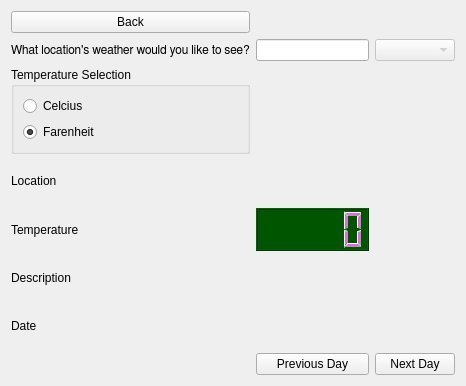
Old version of the form weatherwindow.ui in the repository steven938/Raspi-Widget.
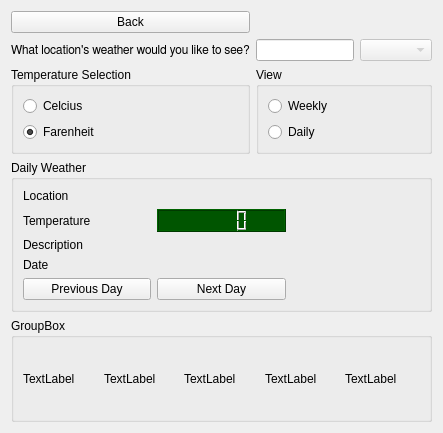
New version of the form.

```diff
--- a/weatherwindow.ui
+++ b/weatherwindow.ui
@@ -6,38 +6,14 @@
    <rect>
     <x>0</x>
     <y>0</y>
-    <width>466</width>
-    <height>386</height>
+    <width>443</width>
+    <height>433</height>
    </rect>
   </property>
   <property name="windowTitle">
    <string>Habari | Weather</string>
   </property>
   <layout class="QGridLayout" name="gridLayout_2">
-   <item row="6" column="0">
-    <widget class="QLabel" name="label_4">
-     <property name="text">
-      <string>Description</string>
-     </property>
-    </widget>
-   </item>
-   <item row="0" column="0">
-    <widget class="QPushButton" name="BackButton">
-     <property name="text">
-      <string>Back</string>
-     </property>
-    </widget>
-   </item>
-   <item row="8" column="1">
-    <widget class="QPushButton" name="prevButton">
-     <property name="text">
-      <string>Previous Day</string>
-     </property>
-     <property name="checkable">
-      <bool>false</bool>
-     </property>
-    </widget>
-   </item>
    <item row="1" column="0">
     <widget class="QLabel" name="label">
      <property name="font">
@@ -50,13 +26,6 @@
      </property>
     </widget>
    </item>
-   <item row="5" column="0">
-    <widget class="QLabel" name="label_3">
-     <property name="text">
-      <string>Temperature</string>
-     </property>
-    </widget>
-   </item>
    <item row="1" column="1">
     <widget class="QLineEdit" name="searchBar">
      <property name="font">
@@ -66,6 +35,43 @@
      </property>
     </widget>
    </item>
+   <item row="1" column="2">
+    <widget class="QComboBox" name="citiesBox">
+     <property name="enabled">
+      <bool>false</bool>
+     </property>
+    </widget>
+   </item>
+   <item row="0" column="0">
+    <widget class="QPushButton" name="BackButton">
+     <property name="text">
+      <string>Back</string>
+     </property>
+    </widget>
+   </item>
+   <item row="2" column="1" colspan="2">
+    <widget class="QGroupBox" name="groupBox_2">
+     <property name="title">
+      <string>View</string>
+     </property>
+     <layout class="QGridLayout" name="gridLayout_3">
+      <item row="0" column="0">
+       <widget class="QRadioButton" name="weekButton">
+        <property name="text">
+         <string>Weekly</string>
+        </property>
+       </widget>
+      </item>
+      <item row="1" column="0">
+       <widget class="QRadioButton" name="dailyButton">
+        <property name="text">
+         <string>Daily</string>
+        </property>
+       </widget>
+      </item>
+     </layout>
+    </widget>
+   </item>
    <item row="2" column="0">
     <widget class="QGroupBox" name="groupBox">
      <property name="title">
@@ -95,69 +101,139 @@
      </layout>
     </widget>
    </item>
-   <item row="8" column="2">
-    <widget class="QPushButton" name="nextButton">
-     <property name="text">
-      <string>Next Day</string>
+   <item row="3" column="0" colspan="3">
+    <widget class="QGroupBox" name="weatherByDay">
+     <property name="title">
+      <string>Daily Weather</string>
      </property>
-    </widget>
-   </item>
-   <item row="4" column="0">
-    <widget class="QLabel" name="label_2">
-     <property name="text">
-      <string>Location</string>
-     </property>
-    </widget>
-   </item>
-   <item row="7" column="0">
-    <widget class="QLabel" name="label_5">
-     <property name="text">
-      <string>Date</string>
-     </property>
-    </widget>
-   </item>
-   <item row="5" column="1">
-    <widget class="QLCDNumber" name="temp">
-     <property name="enabled">
-      <bool>true</bool>
-     </property>
-     <property name="acceptDrops">
-      <bool>false</bool>
-     </property>
-     <property name="styleSheet">
-      <string notr="true">QLCDNumber{
+     <layout class="QGridLayout" name="gridLayout_4">
+      <item row="4" column="0">
+       <widget class="QLabel" name="label_5">
+        <property name="text">
+         <string>Date</string>
+        </property>
+       </widget>
+      </item>
+      <item row="4" column="2">
+       <widget class="QLabel" name="dateLabel">
+        <property name="text">
+         <string/>
+        </property>
+       </widget>
+      </item>
+      <item row="2" column="0">
+       <widget class="QLabel" name="label_3">
+        <property name="text">
+         <string>Temperature</string>
+        </property>
+       </widget>
+      </item>
+      <item row="3" column="2">
+       <widget class="QLabel" name="descLabel">
+        <property name="text">
+         <string/>
+        </property>
+       </widget>
+      </item>
+      <item row="0" column="0">
+       <widget class="QLabel" name="label_2">
+        <property name="text">
+         <string>Location</string>
+        </property>
+       </widget>
+      </item>
+      <item row="3" column="0">
+       <widget class="QLabel" name="label_4">
+        <property name="text">
+         <string>Description</string>
+        </property>
+       </widget>
+      </item>
+      <item row="0" column="1" colspan="2">
+       <widget class="QLabel" name="locationLabel">
+        <property name="text">
+         <string/>
+        </property>
+       </widget>
+      </item>
+      <item row="2" column="1">
+       <widget class="QLCDNumber" name="temp">
+        <property name="enabled">
+         <bool>true</bool>
+        </property>
+        <property name="acceptDrops">
+         <bool>false</bool>
+        </property>
+        <property name="styleSheet">
+         <string notr="true">QLCDNumber{
     color: rgb(255, 89, 242);    
     background-color: rgb(0, 85, 0);
 }</string>
-     </property>
+        </property>
+       </widget>
+      </item>
+      <item row="5" column="1">
+       <widget class="QPushButton" name="nextButton">
+        <property name="text">
+         <string>Next Day</string>
+        </property>
+       </widget>
+      </item>
+      <item row="5" column="0">
+       <widget class="QPushButton" name="prevButton">
+        <property name="text">
+         <string>Previous Day</string>
+        </property>
+        <property name="checkable">
+         <bool>false</bool>
+        </property>
+       </widget>
+      </item>
+     </layout>
     </widget>
    </item>
-   <item row="4" column="1">
-    <widget class="QLabel" name="locationLabel">
-     <property name="text">
-      <string/>
+   <item row="4" column="0" rowspan="3" colspan="3">
+    <widget class="QGroupBox" name="weatherByWeek">
+     <property name="title">
+      <string>GroupBox</string>
      </property>
-    </widget>
-   </item>
-   <item row="6" column="1">
-    <widget class="QLabel" name="descLabel">
-     <property name="text">
-      <string/>
-     </property>
-    </widget>
-   </item>
-   <item row="7" column="1">
-    <widget class="QLabel" name="dateLabel">
-     <property name="text">
-      <string/>
-     </property>
-    </widget>
-   </item>
-   <item row="1" column="2">
-    <widget class="QComboBox" name="citiesBox">
-     <property name="enabled">
-      <bool>false</bool>
-     </property>
+     <layout class="QGridLayout" name="gridLayout_5">
+      <item row="2" column="2">
+       <widget class="QLabel" name="label_8">
+        <property name="text">
+         <string>TextLabel</string>
+        </property>
+       </widget>
+      </item>
+      <item row="2" column="1">
+       <widget class="QLabel" name="label_10">
+        <property name="text">
+         <string>TextLabel</string>
+        </property>
+       </widget>
+      </item>
+      <item row="2" column="0">
+       <widget class="QLabel" name="label_7">
+        <property name="text">
+         <string>TextLabel</string>
+        </property>
+       </widget>
+      </item>
+      <item row="2" column="3">
+       <widget class="QLabel" name="label_11">
+        <property name="text">
+         <string>TextLabel</string>
+        </property>
+       </widget>
+      </item>
+      <item row="2" column="4">
+       <widget class="QLabel" name="label_9">
+        <property name="text">
+         <string>TextLabel</string>
+        </property>
+       </widget>
+      </item>
+     </layout>
     </widget>
    </item>
   </layout>
```
